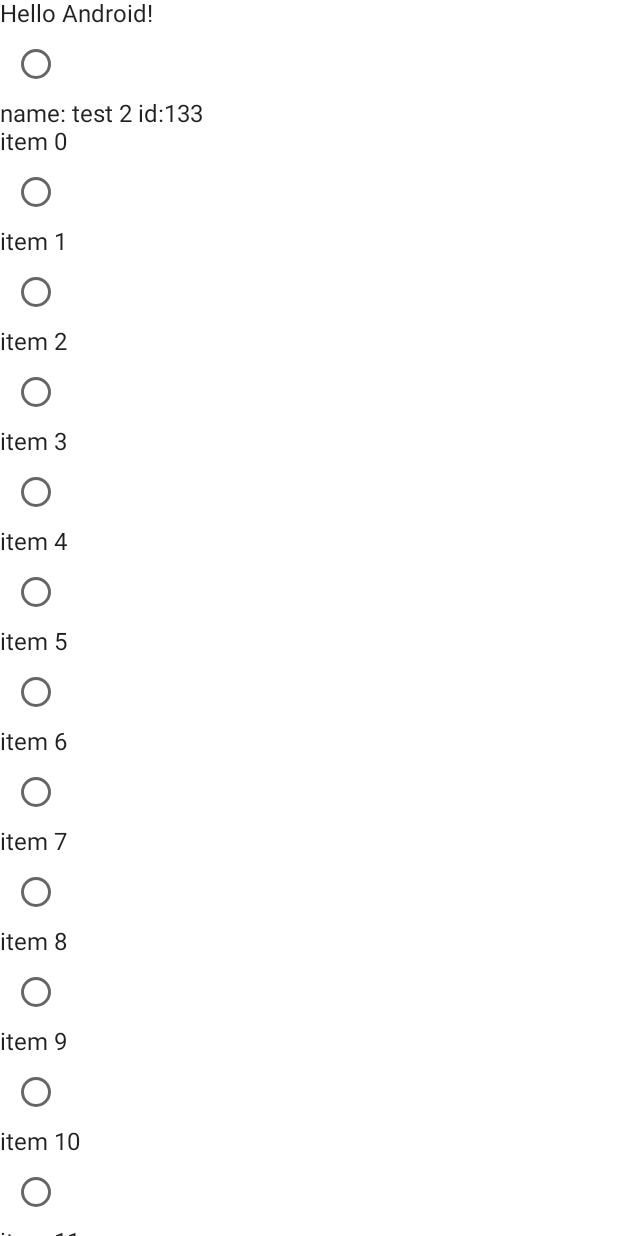
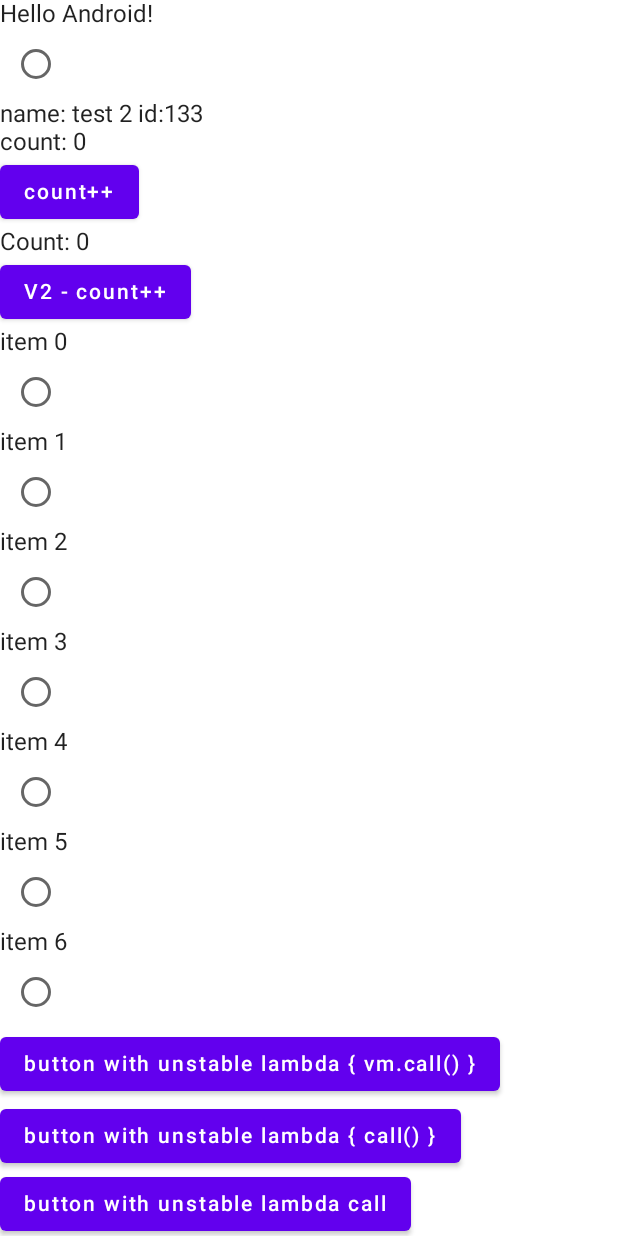
Before and after one commit to PaulinaSadowska/ComposePerformancePlayground, an Android app built with Jetpack Compose: the screen it shows after launch (MainActivity), on a phone screen of 412 x 824 dp. Run offline under Robolectric (Android 15) with nearby library versions, the phone set to English and light mode, and no system bars; our stand-ins replace Dagger/Hilt's generated code, livedata-compose.

Commit message:
inlined composable example

```diff
--- /dev/null
+++ b/app/src/main/java/com/example/composeperformanceplayground/InlinedComposable.kt
@@ -0,0 +1,40 @@
+package com.example.composeperformanceplayground
+
+import androidx.compose.foundation.layout.Column
+import androidx.compose.foundation.layout.ColumnScope
+import androidx.compose.material.Button
+import androidx.compose.material.Text
+import androidx.compose.runtime.*
+
+@Composable
+fun StateReadsInlinedComposablesScreen() {
+    var count by remember { mutableStateOf(0) }
+
+    WrappedColumn {
+        Text(text = "count: $count")
+        Button(onClick = { count++ }) {
+            Text(text = "count++")
+        }
+    }
+}
+
+@Composable
+fun WrappedColumn(content: @Composable ColumnScope.() -> Unit) {
+    Column(content = content)
+}
+
+
+@Composable
+fun StateReadsInlinedComposablesSolution2Screen() {
+    var count by remember { mutableStateOf(0) }
+    Column {
+        TextWrapper(provideCount = { count })
+        Button(onClick = { count++ }) {
+            Text(text = "V2 - count++")
+        }
+    }
+}
+@Composable
+fun TextWrapper(provideCount: () -> Int) {
+    Text(text = "Count: ${provideCount()}")
+}
--- a/app/src/main/java/com/example/composeperformanceplayground/MainActivity.kt
+++ b/app/src/main/java/com/example/composeperformanceplayground/MainActivity.kt
@@ -33,6 +33,8 @@ class MainActivity : ComponentActivity() {
                             checked.value = !checked.value
                         })
                         UnstableClassUsageScreen()
+                        StateReadsInlinedComposablesScreen()
+                        StateReadsInlinedComposablesSolution2Screen()
                         UnstableListScreen()
                         UnstableLambdaScreen()
                         UnstableLambdaScreenV2 {
--- a/app/src/main/java/com/example/composeperformanceplayground/UnstableList.kt
+++ b/app/src/main/java/com/example/composeperformanceplayground/UnstableList.kt
@@ -11,7 +11,7 @@ import androidx.compose.runtime.remember
 
 @Composable
 fun UnstableListScreen() {
-    val items = remember { (0..100).map { it }.toMutableList() }
+    val items = remember { (0..6).map { it }.toMutableList() }
     Box {
         WrappedLazyColumn(items = items)
     }
```
